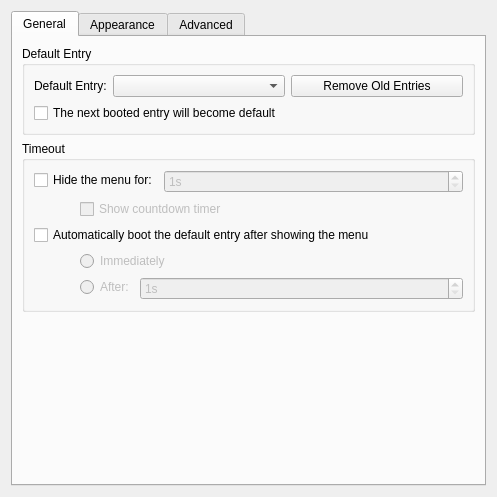
Qt form ui/kcm_grub2.ui (KDE/kcm-grub2) before a commit.
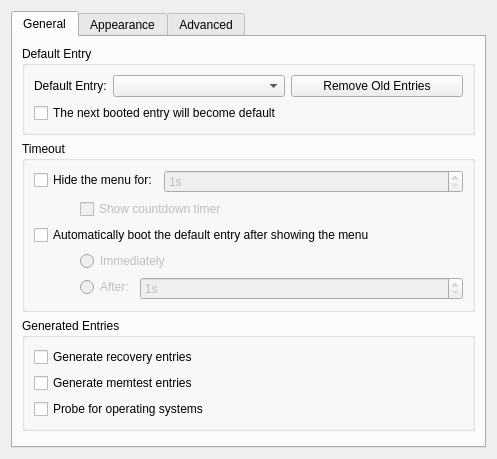
The same form after that commit. Custom widgets are drawn as their Qt base class.

Commit message:
Added option to disable memtest generation.
Also moved 2 options from Advanced -> General tab.

Patch:
```diff
--- a/ui/kcm_grub2.ui
+++ b/ui/kcm_grub2.ui
@@ -7,10 +7,10 @@
     <x>0</x>
     <y>0</y>
     <width>488</width>
-    <height>497</height>
+    <height>459</height>
    </rect>
   </property>
-  <layout class="QGridLayout" name="gridLayout_5">
+  <layout class="QGridLayout" name="gridLayout_6">
    <item row="0" column="0">
     <widget class="KTabWidget" name="ktabwidget">
      <property name="currentIndex">
@@ -20,7 +20,7 @@
       <attribute name="title">
        <string comment="@title:tab">General</string>
       </attribute>
-      <layout class="QGridLayout" name="gridLayout_4">
+      <layout class="QGridLayout" name="gridLayout_5">
        <item row="0" column="0">
         <widget class="QGroupBox" name="groupBox_default">
          <property name="title">
@@ -192,6 +192,36 @@
         </widget>
        </item>
        <item row="2" column="0">
+        <widget class="QGroupBox" name="groupBox">
+         <property name="title">
+          <string comment="@title:group">Generated Entries</string>
+         </property>
+         <layout class="QGridLayout" name="gridLayout_4">
+          <item row="0" column="0">
+           <widget class="QCheckBox" name="checkBox_recovery">
+            <property name="text">
+             <string comment="@option:check">Generate recovery entries</string>
+            </property>
+           </widget>
+          </item>
+          <item row="1" column="0">
+           <widget class="QCheckBox" name="checkBox_memtest">
+            <property name="text">
+             <string comment="@option:check">Generate memtest entries</string>
+            </property>
+           </widget>
+          </item>
+          <item row="2" column="0">
+           <widget class="QCheckBox" name="checkBox_osProber">
+            <property name="text">
+             <string comment="@option:check">Probe for operating systems</string>
+            </property>
+           </widget>
+          </item>
+         </layout>
+        </widget>
+       </item>
+       <item row="3" column="0">
         <spacer name="verticalSpacer">
          <property name="orientation">
           <enum>Qt::Vertical</enum>
@@ -541,26 +571,6 @@
           <item row="3" column="1">
            <widget class="QCheckBox" name="checkBox_uuid"/>
           </item>
-          <item row="4" column="0">
-           <widget class="QLabel" name="label_recovery">
-            <property name="text">
-             <string comment="@option:check">Generate recovery entries:</string>
-            </property>
-           </widget>
-          </item>
-          <item row="4" column="1">
-           <widget class="QCheckBox" name="checkBox_recovery"/>
-          </item>
-          <item row="5" column="0">
-           <widget class="QLabel" name="label_osProber">
-            <property name="text">
-             <string comment="@option:check">Probe for operating systems:</string>
-            </property>
-           </widget>
-          </item>
-          <item row="5" column="1">
-           <widget class="QCheckBox" name="checkBox_osProber"/>
-          </item>
          </layout>
         </widget>
        </item>
```
Left out of the diff: 4 changed lines with no effect on the pictures. The commit also changes 3 other files.
